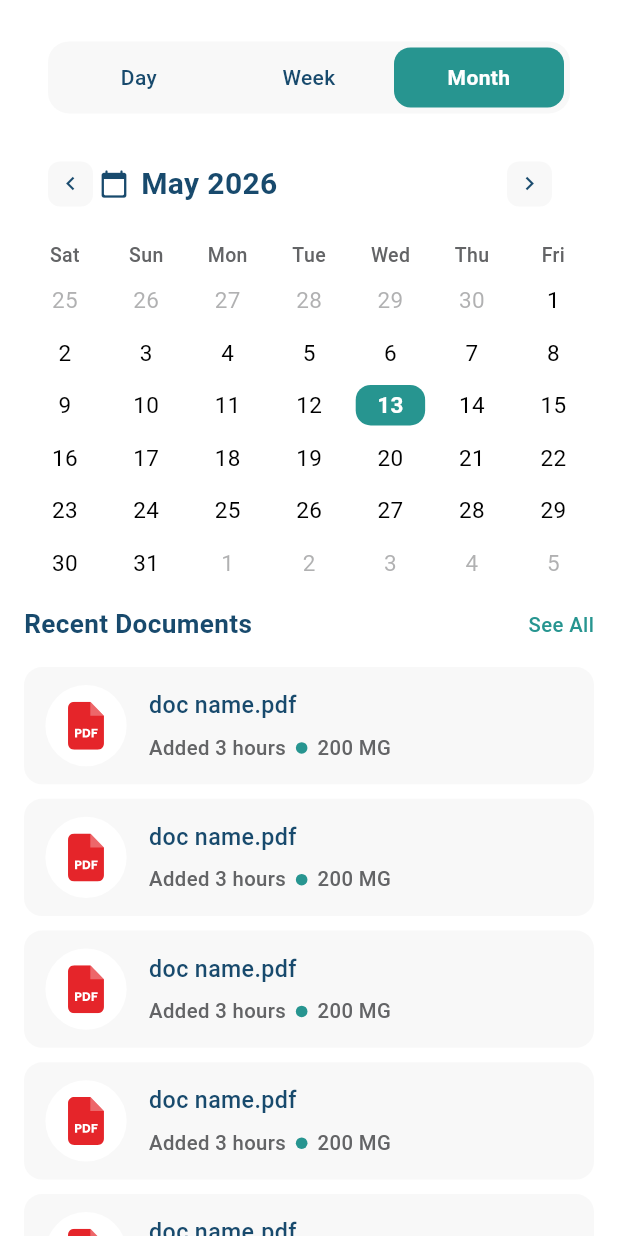
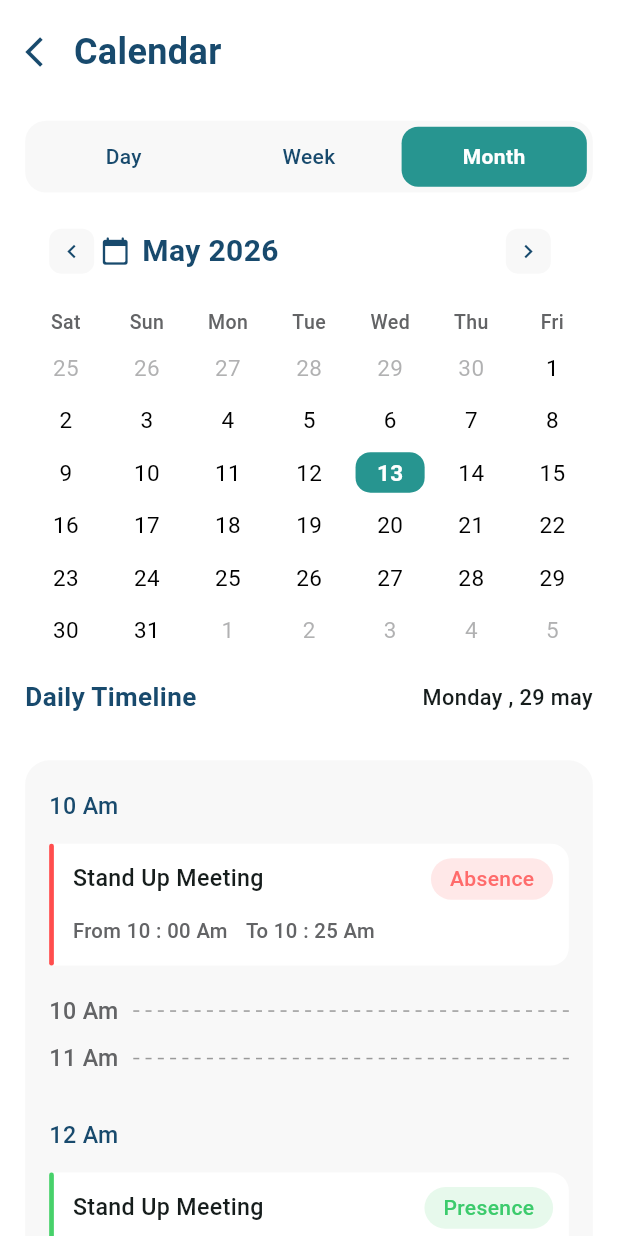
Before and after one commit to rokaia-ahmed/omnia_business, a Flutter app: the CalendarScreen screen opened directly, on a phone screen of 412 x 824 dp. Run offline on Flutter 3.47's test engine with Material 3 defaults, Android fonts, the phone set to English and light mode, and no system bars; drawn by our look-alikes of table_calendar; our stand-ins replace animated_bottom_navigation_bar, dio, easy_localization, flutter_screenutil, flutter_svg, get_it and 2 more; accounts and stored records are empty.

Commit message:
calendar & history

```diff
--- a/lib/core/utils/app_images.dart
+++ b/lib/core/utils/app_images.dart
@@ -22,4 +22,5 @@ class AppIcons {
   static const  String calendar = '$icons/calendar.svg';
   static const  String documents = '$icons/documents.svg';
   static const  String notification = '$icons/notification.svg';
+  static const  String search = '$icons/search.svg';
 }
--- a/lib/featurse/calendar/presentation/screens/calendar_screen.dart
+++ b/lib/featurse/calendar/presentation/screens/calendar_screen.dart
@@ -1,10 +1,14 @@
 import 'package:flutter/material.dart';
 import 'package:flutter_screenutil/flutter_screenutil.dart';
 
+import '../../../../core/utils/app_colors.dart';
 import '../../../home/presentation/widgets/home_section_header.dart';
 import '../../../home/presentation/widgets/recent_document_list.dart';
 import '../widgets/calendar_top_header.dart';
-import '../widgets/history_list.dart';
+import '../../../history/presentation/widgets/history_list.dart';
+import '../widgets/dashed_time_widget.dart';
+import '../widgets/time_line_card.dart';
+import '../widgets/top_title.dart';
 
 class CalendarScreen extends StatelessWidget {
   const CalendarScreen({super.key});
@@ -15,22 +19,107 @@ class CalendarScreen extends StatelessWidget {
       body: SafeArea(
         child: SingleChildScrollView(
           child: Padding(
-            padding:  EdgeInsets.symmetric(horizontal: 16),
+            padding: EdgeInsets.symmetric(horizontal: 16.w,vertical: 18.h),
             child: Column(
               children: [
-                SizedBox(height: 12.h,),
+                TopTitle(title:'Calendar',),
+                SizedBox(height: 30.h),
                 CalendarTopHeader(),
-                SizedBox(height: 12.h,),
-                HomeSectionHeader(title: 'Recent Documents',
-                  onSeeAll: () {  },),
-                SizedBox(height: 16.h,),
-                RecentDocumentList(),
-                SizedBox(height: 20.h,),
-                HomeSectionHeader(title: 'My History',
-                  onSeeAll: () {  },),
-                SizedBox(height: 16.h,),
-                HistoryList(),
-                SizedBox(height: 20.h,),
+                SizedBox(height: 16.h),
+
+                /// Daily Timeline
+                Row(
+                  mainAxisAlignment: MainAxisAlignment.spaceBetween,
+                  children: [
+                    Text(
+                      'Daily Timeline',
+                      style: TextStyle(
+                        fontSize: 18.sp,
+                        color: AppColors.textColor,
+                        fontWeight: FontWeight.w600,
+                      ),
+                    ),
+                    Text(
+                      'Monday , 29 may',
+                      style: TextStyle(
+                        fontSize: 15.sp,
+                        fontWeight: FontWeight.w500,
+                      ),
+                    ),
+                  ],
+                ),
+                SizedBox(height: 30.h),
+
+                Container(
+                  padding: const EdgeInsets.symmetric(
+                    horizontal: 16,
+                    vertical: 20,
+                  ),
+                  decoration: BoxDecoration(
+                    color: AppColors.fillColor,
+                    borderRadius: BorderRadius.circular(16),
+                  ),
+                  child: Column(
+                    crossAxisAlignment: CrossAxisAlignment.start,
+                    children: [
+                      /// 10 AM
+                      _buildTimeTitle("10 Am"),
+
+                       SizedBox(height: 14.h),
+                      const TimelineCard(
+                        title: "Stand Up Meeting",
+                        from: "10 : 00 Am",
+                        to: "10 : 25 Am",
+                        status: "Absence",
+                        statusColor: Color(0xffFF6B6B),
+                        lineColor: Color(0xffFF4D4D),
+                        backgroundStatus: Color(0xffFFE8E8),
+                      ),
+
+                       SizedBox(height: 20.h),
+
+                      DashedTimeWidget(time: "10 Am"),
+
+                       SizedBox(height: 10.h),
+
+                      DashedTimeWidget(time: "11 Am"),
+
+                       SizedBox(height: 30.h),
+
+                      /// 12 AM
+                      _buildTimeTitle("12 Am"),
+
+                      const SizedBox(height: 14),
+
+                      const TimelineCard(
+                        title: "Stand Up Meeting",
+                        from: "12 : 10 Am",
+                        to: "12 : 45 Am",
+                        status: "Presence",
+                        statusColor: Color(0xff3CCB6C),
+                        lineColor: Color(0xff47D16A),
+                        backgroundStatus: Color(0xffE7F9EC),
+                      ),
+
+                      const SizedBox(height: 16),
+
+                      const TimelineCard(
+                        title: "Stand Up Meeting",
+                        from: "12 : 55 Am",
+                        to: "01 : 45 Am",
+                        status: "In The Meeting",
+                        statusColor: Color(0xff22B8B0),
+                        lineColor: Color(0xff2AA89D),
+                        backgroundStatus: Color(0xffDFFBFA),
+                      ),
+
+                       SizedBox(height: 30.h),
+
+                      DashedTimeWidget(time: "02 Am"),
+
+                    ],
+                  ),
+                ),
               ],
             ),
           ),
@@ -38,4 +127,17 @@ class CalendarScreen extends StatelessWidget {
       ),
     );
   }
+
+  Widget _buildTimeTitle(String title) {
+    return Text(
+      title,
+      style:  TextStyle(
+        fontSize: 16.sp,
+        fontWeight: FontWeight.w500,
+        color: AppColors.textColor,
+      ),
+    );
+  }
+
+
 }
--- a/lib/featurse/calendar/presentation/widgets/calendar_top_header.dart
+++ b/lib/featurse/calendar/presentation/widgets/calendar_top_header.dart
@@ -60,9 +60,6 @@ class _CalendarTopHeaderState extends State<CalendarTopHeader> {
     };
 
     return Container(
-      color: Colors.white,
-      padding: const EdgeInsets.fromLTRB(16, 16, 16, 8),
-      child: Container(
       padding: const EdgeInsets.all(4),
       decoration: BoxDecoration(
         color: AppColors.fillColor,
@@ -96,7 +93,6 @@ class _CalendarTopHeaderState extends State<CalendarTopHeader> {
             ),
           );
         }).toList(),
-        ),
       ),
     );
   }
@@ -191,6 +187,7 @@ class _CalendarTopHeaderState extends State<CalendarTopHeader> {
         // Selected day
         selectedDecoration: BoxDecoration(
           color: AppColors.primary,
+          shape: BoxShape.rectangle,
           borderRadius: BorderRadius.circular(10),
         ),
         selectedTextStyle: const TextStyle(
@@ -202,6 +199,7 @@ class _CalendarTopHeaderState extends State<CalendarTopHeader> {
         // Today (unselected)
         todayDecoration: BoxDecoration(
           color: AppColors.primary.withOpacity(0.18),
+          shape: BoxShape.rectangle,
           borderRadius: BorderRadius.circular(10),
         ),
         todayTextStyle: const TextStyle(
@@ -219,7 +217,27 @@ class _CalendarTopHeaderState extends State<CalendarTopHeader> {
           color: Colors.black,
           fontSize: 15,
         ),
+        defaultDecoration: BoxDecoration(
+          shape: BoxShape.rectangle,
+          borderRadius: BorderRadius.circular(10),
+        ),
+        // ✅ Weekend
+        weekendDecoration: BoxDecoration(
+          shape: BoxShape.rectangle,           // ← مهم
+          borderRadius: BorderRadius.circular(10),
+        ),
 
+        // ✅ Outside days
+        outsideDecoration: BoxDecoration(
+          shape: BoxShape.rectangle,           // ← مهم
+          borderRadius: BorderRadius.circular(10),
+        ),
+
+        // ✅ Disabled
+        disabledDecoration: BoxDecoration(
+          shape: BoxShape.rectangle,           // ← مهم
+          borderRadius: BorderRadius.circular(10),
+        ),
         // Out-of-month days
         outsideDaysVisible: true,
         outsideTextStyle: TextStyle(
--- /dev/null
+++ b/lib/featurse/calendar/presentation/widgets/dashed_time_widget.dart
@@ -0,0 +1,46 @@
+import 'package:flutter/material.dart';
+import 'package:flutter_screenutil/flutter_screenutil.dart';
+import 'package:omnia_business/core/utils/app_colors.dart';
+
+class DashedTimeWidget extends StatelessWidget {
+  const DashedTimeWidget({super.key, required this.time});
+  final String time ;
+  @override
+  Widget build(BuildContext context) {
+    return Row(
+      children: [
+        Text(
+          time,
+          style:  TextStyle(
+            fontSize: 16.sp,
+            color: AppColors.grey1Color,
+            fontWeight: FontWeight.w500,
+          ),
+        ),
+        const SizedBox(width: 10),
+        Expanded(
+          child: LayoutBuilder(
+            builder: (context, constraints) {
+              return Flex(
+                direction: Axis.horizontal,
+                mainAxisAlignment: MainAxisAlignment.spaceBetween,
+                children: List.generate(
+                  (constraints.constrainWidth() / 8).floor(),
+                      (index) => const SizedBox(
+                    width: 4,
+                    height: 1,
+                    child: DecoratedBox(
+                      decoration: BoxDecoration(
+                        color: Colors.black38,
+                      ),
+                    ),
+                  ),
+                ),
+              );
+            },
+          ),
+        ),
+      ],
+    );
+  }
+}
--- /dev/null
+++ b/lib/featurse/calendar/presentation/widgets/time_line_card.dart
@@ -0,0 +1,123 @@
+import 'package:flutter/material.dart';
+import 'package:flutter_screenutil/flutter_screenutil.dart';
+import 'package:omnia_business/core/utils/app_colors.dart';
+
+class TimelineCard extends StatelessWidget {
+  final String title;
+  final String from;
+  final String to;
+  final String status;
+  final Color statusColor;
+  final Color lineColor;
+  final Color backgroundStatus;
+
+  const TimelineCard({
+    super.key,
+    required this.title,
+    required this.from,
+    required this.to,
+    required this.status,
+    required this.statusColor,
+    required this.lineColor,
+    required this.backgroundStatus,
+  });
+
+  @override
+  Widget build(BuildContext context) {
+    return Container(
+      padding:  EdgeInsets.fromLTRB(0, 0.h, 10.w, 0.h),
+      decoration: BoxDecoration(
+        color: Colors.white,
+        borderRadius: BorderRadius.only(
+          topLeft: Radius.circular(3),
+          bottomLeft:Radius.circular(3),
+          bottomRight:Radius.circular(12),
+          topRight: Radius.circular(12),
+        ),
+      ),
+      child: Row(
+        crossAxisAlignment: CrossAxisAlignment.start,
+        children: [
+          Container(
+            width: 3.w,
+            height: 84.h,
+            decoration: BoxDecoration(
+              color: lineColor,
+              borderRadius: BorderRadius.circular(10),
+            ),
+          ),
+
+           SizedBox(width: 12.w),
+
+          Expanded(
+            child: Padding(
+              padding:  EdgeInsets.symmetric(vertical: 10.h),
+              child: Column(
+                crossAxisAlignment: CrossAxisAlignment.start,
+                children: [
+                  Row(
+                    mainAxisAlignment: MainAxisAlignment.spaceBetween,
+                    children: [
+                      Expanded(
+                        child: Text(
+                          title,
+                          style:  TextStyle(
+                            fontSize: 16.sp,
+                            fontWeight: FontWeight.w500,
+                          ),
+                        ),
+                      ),
+
+                      Container(
+                        padding:  EdgeInsets.symmetric(
+                          horizontal: 12.w,
+                          vertical: 4.h,
+                        ),
+                        decoration: BoxDecoration(
+                          color: backgroundStatus,
+                          borderRadius: BorderRadius.circular(30),
+                        ),
+                        child: Text(
+                          status,
+                          style: TextStyle(
+                            color: statusColor,
+                            fontWeight: FontWeight.w500,
+                            fontSize: 14,
+                          ),
+                        ),
+                      ),
+                    ],
+                  ),
+
+                   SizedBox(height: 12.h),
+
+                  Row(
+                    children: [
+                      Text(
+                        "From $from",
+                        style:  TextStyle(
+                          color: AppColors.grey1Color,
+                          fontSize: 14.sp,
+                          fontWeight: FontWeight.w500,
+                        ),
+                      ),
+                      const SizedBox(width: 12),
+                      Text(
+                        "To $to",
+                        style:  TextStyle(
+                            color: AppColors.grey1Color,
+                          fontSize: 14.sp,
+                          fontWeight: FontWeight.w500,
+                        ),
+                      ),
+                    ],
+                  ),
+                ],
+              ),
+            ),
+          ),
+        ],
+      ),
+    );
+  }
+}
--- /dev/null
+++ b/lib/featurse/calendar/presentation/widgets/top_title.dart
@@ -0,0 +1,26 @@
+import 'package:flutter/material.dart';
+import 'package:flutter_screenutil/flutter_screenutil.dart';
+import 'package:omnia_business/core/utils/app_colors.dart';
+
+class TopTitle extends StatelessWidget {
+  const TopTitle({super.key, required this.title});
+  final String title ;
+  @override
+  Widget build(BuildContext context) {
+    return Row(
+      children: [
+        Icon(Icons.arrow_back_ios,
+          color: AppColors.textColor,
+        ),
+        SizedBox(width: 8.w,),
+        Text(title,
+        style: TextStyle(
+           fontSize: 24,
+          color: AppColors.textColor,
+          fontWeight: FontWeight.w600
+        ),
+        ),
+      ],
+    );
+  }
+}
--- /dev/null
+++ b/lib/featurse/history/presentation/screens/history_screen.dart
@@ -0,0 +1,44 @@
+import 'package:flutter/material.dart';
+import 'package:flutter_screenutil/flutter_screenutil.dart';
+import 'package:flutter_svg/flutter_svg.dart';
+import 'package:omnia_business/core/utils/app_images.dart';
+import 'package:omnia_business/core/widgets/custom_text_form_field.dart';
+
+import '../../../../core/utils/app_colors.dart';
+import '../../../calendar/presentation/widgets/top_title.dart';
+import '../widgets/history_list.dart';
+import '../widgets/history_title_row.dart';
+
+class HistoryScreen extends StatelessWidget {
+  const HistoryScreen({super.key});
+
+  @override
+  Widget build(BuildContext context) {
+    return Scaffold(
+      body: SafeArea(
+        child: SingleChildScrollView(
+          padding:  EdgeInsets.symmetric(horizontal: 16,vertical: 20),
+          child: Column(
+            children: [
+              TopTitle(title:'My History',),
+              SizedBox(height: 30.h,),
+              CustomTextField(controller: TextEditingController(),
+              fillColor: AppColors.fillColor,
+              prefixWidget: SvgPicture.asset(AppIcons.search,fit: BoxFit.none,),
+              hint: 'Search With Date  or Month',
+              ),
+              SizedBox(height: 30.h,),
+              HistoryTitleRow(title1: 'This Month', title2: '10 Meetings',),
+              SizedBox(height: 24.h,),
+              HistoryList(),
+              SizedBox(height: 30.h,),
+              HistoryTitleRow(title1: 'March', title2: '2 Meetings',),
+              SizedBox(height: 24.h,),
+              HistoryList(),
+          ],
+        ),
+      ),
+      ),
+    );
+  }
+}
--- a/lib/featurse/calendar/presentation/widgets/history_list.dart
+++ b/lib/featurse/history/presentation/widgets/history_list.dart
@@ -64,7 +64,7 @@ class HistoryCard extends StatelessWidget {
                     Text(
                       'Meeting Name',
                       style:  TextStyle(
-                          fontSize: 18.sp,
+                          fontSize: 17.sp,
                           color: AppColors.textColor,
                           fontWeight: FontWeight.w600),
                     ),
@@ -85,13 +85,13 @@ class HistoryCard extends StatelessWidget {
                     ),
                   ],
                 ),
-                 SizedBox(height: 16.h),
+                 SizedBox(height: 14.h),
                 Text(
                   'Supervisor : ${'Eng lina'}',
                   style:
                    TextStyle(color: AppColors.textColor,
                       fontWeight: FontWeight.w500,
-                      fontSize: 16.sp),
+                      fontSize: 15.sp),
                 ),
               ],
             ),
--- /dev/null
+++ b/lib/featurse/history/presentation/widgets/history_title_row.dart
@@ -0,0 +1,33 @@
+import 'package:flutter/material.dart';
+import 'package:flutter_screenutil/flutter_screenutil.dart';
+
+import '../../../../core/utils/app_colors.dart';
+
+class HistoryTitleRow extends StatelessWidget {
+  const HistoryTitleRow({super.key, required this.title1, required this.title2});
+   final String title1 ;
+   final String title2;
+  @override
+  Widget build(BuildContext context) {
+    return  Row(
+      mainAxisAlignment: MainAxisAlignment.spaceBetween,
+      children: [
+        Text(
+          title1,
+          style:  TextStyle(
+            fontSize: 18.sp,
+            color: AppColors.textColor,
+            fontWeight: FontWeight.w600,
+          ),
+        ),
+        Text(
+          title2,
+          style:  TextStyle(
+            fontSize: 15.sp,
+            fontWeight: FontWeight.w500,
+          ),
+        ),
+      ],
+    );
+  }
+}
--- a/lib/featurse/layout/presentation/screens/layout_screen.dart
+++ b/lib/featurse/layout/presentation/screens/layout_screen.dart
@@ -7,6 +7,7 @@ import '../../../../core/utils/app_colors.dart';
 import '../../../../core/utils/app_images.dart';
 import '../../../../core/utils/text_styles.dart';
 import '../../../calendar/presentation/screens/calendar_screen.dart';
+import '../../../history/presentation/screens/history_screen.dart';
 import '../../../home/presentation/screens/home_screen.dart';
 
 class LayoutScreen extends StatefulWidget {
@@ -22,7 +23,7 @@ class _LayoutScreenState extends State<LayoutScreen> {
   List<Widget> screens = [
     HomeScreen(),
     CalendarScreen(),
-    Container(),
+    HistoryScreen(),
     Container(),
   ];
 
```
Also changed, not shown: assets/icons/search.svg (added), 1 other file. Lines whose indentation alone changed are shown as unchanged.
